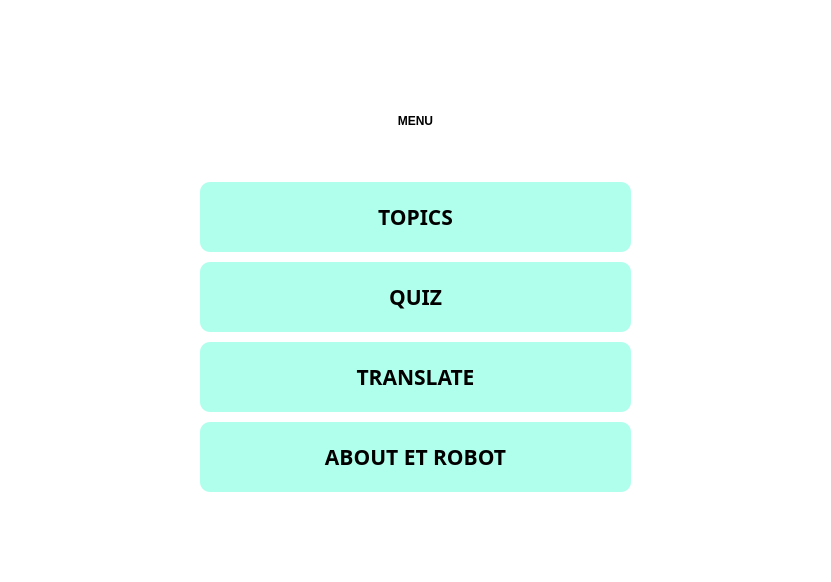
Old version of the form screens/welcome.ui in the repository jshperalta/ai-englishTutor.
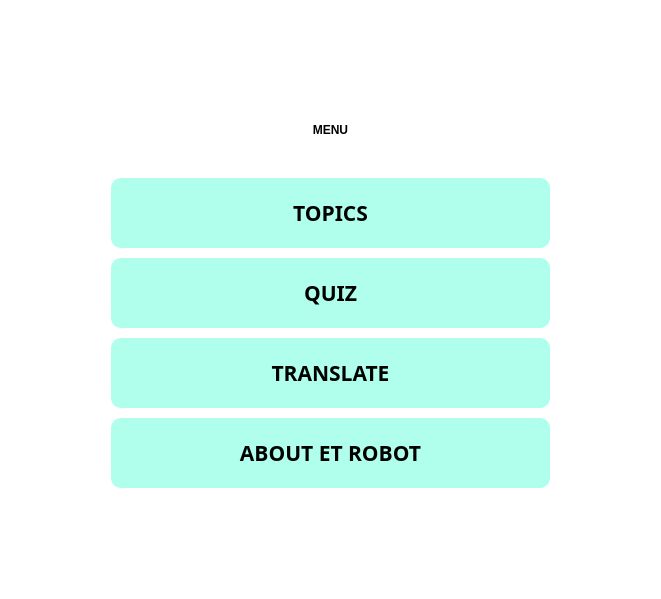
New version of the form.

What changed in the file:
```diff
--- a/screens/welcome.ui
+++ b/screens/welcome.ui
@@ -6,8 +6,8 @@
    <rect>
     <x>0</x>
     <y>0</y>
-    <width>831</width>
-    <height>582</height>
+    <width>661</width>
+    <height>599</height>
    </rect>
   </property>
   <property name="windowTitle">
@@ -17,39 +17,24 @@
    <string notr="true">
 background-color: #fff;</string>
   </property>
-  <layout class="QVBoxLayout" name="verticalLayout">
-   <property name="leftMargin">
-    <number>0</number>
-   </property>
-   <property name="topMargin">
-    <number>0</number>
-   </property>
-   <property name="rightMargin">
-    <number>0</number>
-   </property>
-   <property name="bottomMargin">
-    <number>0</number>
-   </property>
-   <item>
-    <widget class="QWidget" name="gridWidget" native="true">
-     <layout class="QGridLayout" name="gridLayout_2">
-      <property name="leftMargin">
-       <number>200</number>
-      </property>
-      <property name="topMargin">
-       <number>90</number>
-      </property>
-      <property name="rightMargin">
-       <number>200</number>
-      </property>
-      <property name="bottomMargin">
-       <number>90</number>
-      </property>
+  <layout class="QGridLayout" name="gridLayout">
       <item row="0" column="0">
        <layout class="QVBoxLayout" name="verticalLayout_2">
         <property name="spacing">
          <number>10</number>
         </property>
+     <property name="leftMargin">
+      <number>100</number>
+     </property>
+     <property name="topMargin">
+      <number>100</number>
+     </property>
+     <property name="rightMargin">
+      <number>100</number>
+     </property>
+     <property name="bottomMargin">
+      <number>100</number>
+     </property>
         <item>
          <widget class="QLabel" name="Title">
           <property name="baseSize">
@@ -235,9 +220,6 @@
          </widget>
         </item>
        </layout>
-      </item>
-     </layout>
-    </widget>
    </item>
   </layout>
  </widget>
```
Lines whose indentation alone changed are shown as unchanged.
